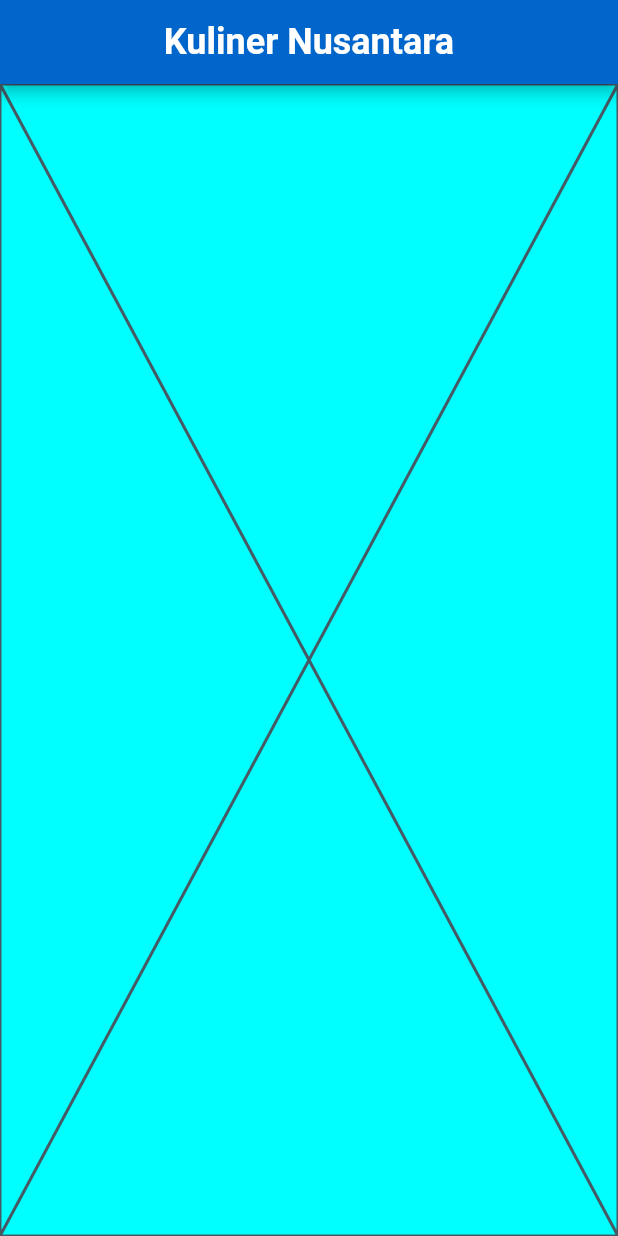
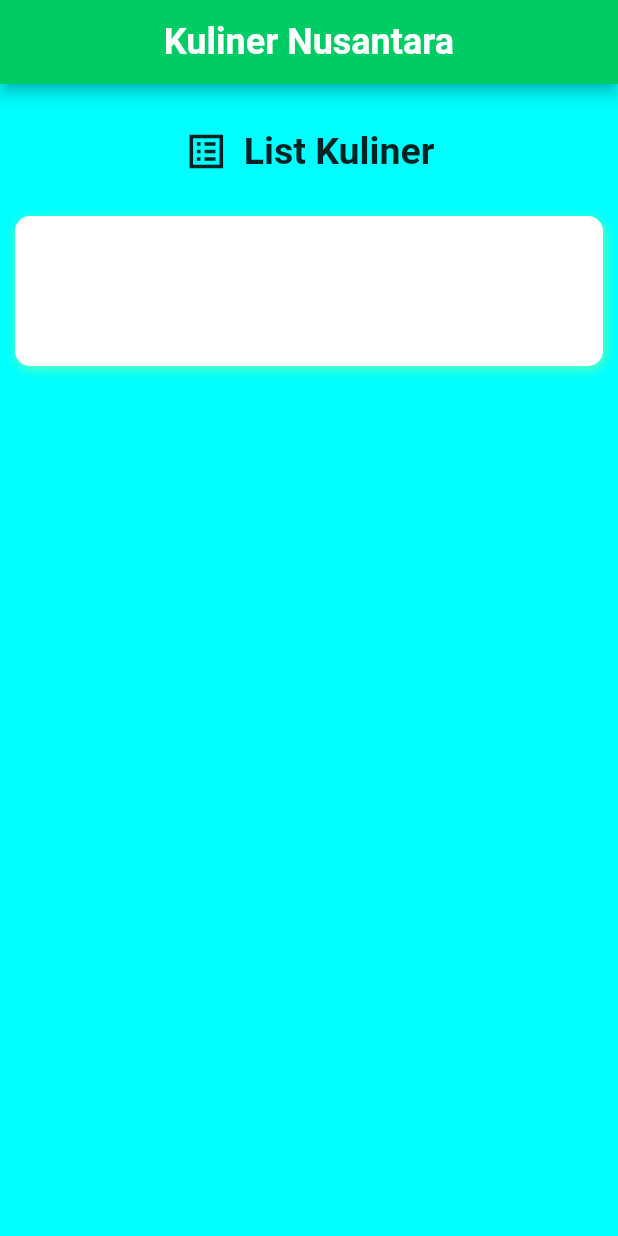
Before and after one commit to dedefaizzz/List-Kuliner, a Flutter app: the screen it shows after launch, on a phone screen of 412 x 824 dp. Run offline on Flutter 3.47's test engine with Material 2 defaults, Android fonts, the phone set to English and light mode, and no system bars.

Commit message:
mengubah warna & membuat listview

```diff
--- a/lib/home_page.dart
+++ b/lib/home_page.dart
@@ -2,12 +2,43 @@
 // sehingga membuat kode jadi lebih mudah dibaca & dikelola
 
 import 'package:flutter/material.dart';
+import 'package:list_kuliner/styles.dart';
 
 class HomePage extends StatelessWidget {
   const HomePage({super.key});
 
   @override
   Widget build(BuildContext context) {
-    return const Placeholder();
+    return ListView(
+      padding: EdgeInsets.all(10),
+      children: [
+        const SizedBox(height: 20),
+        const Row(mainAxisAlignment: MainAxisAlignment.center, children: [
+          Icon(Icons.list_alt_sharp, size: 30),
+          SizedBox(width: 10),
+          Text('List Kuliner', style: textHeader1),
+        ]),
+        Padding(padding: EdgeInsets.only(bottom: 20)),
+        Container(
+          margin: EdgeInsets.symmetric(vertical: 8),
+          decoration: BoxDecoration(
+            color: Colors.white,
+            borderRadius: BorderRadius.all(Radius.circular(10)),
+            boxShadow: [
+              BoxShadow(
+                color: Color.fromARGB(255, 102, 255, 178),
+                offset: Offset(1.0, 2.0),
+                blurRadius: 6.0,
+              ),
+            ],
+          ),
+          height: 100,
+          padding: EdgeInsets.symmetric(
+            horizontal: 15,
+            vertical: 10,
+          ),
+        )
+      ],
+    );
   }
 }
--- a/lib/styles.dart
+++ b/lib/styles.dart
@@ -5,6 +5,6 @@ import 'package:flutter/material.dart';
 const textHeader1 = TextStyle(fontSize: 25, fontWeight: FontWeight.bold);
 const textHeader2 = TextStyle(fontSize: 20, fontWeight: FontWeight.bold);
 
-const headerBackColor = Color.fromARGB(255, 0, 102, 204);
+const headerBackColor = Color.fromARGB(255, 0, 204, 102);
 const pageBgColor = Color.fromARGB(255, 0, 255, 255);
-const iconColor = Color.fromRGBO(0, 76, 153, 1);
+const iconColor = Color.fromRGBO(51, 255, 153, 1);
```
